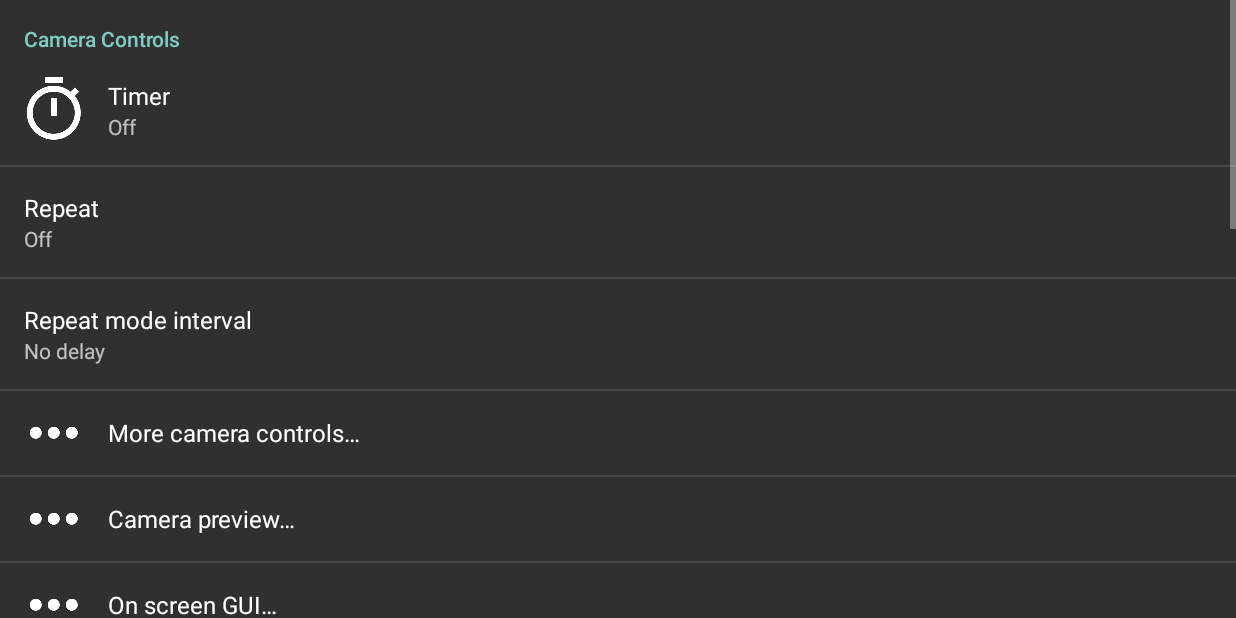
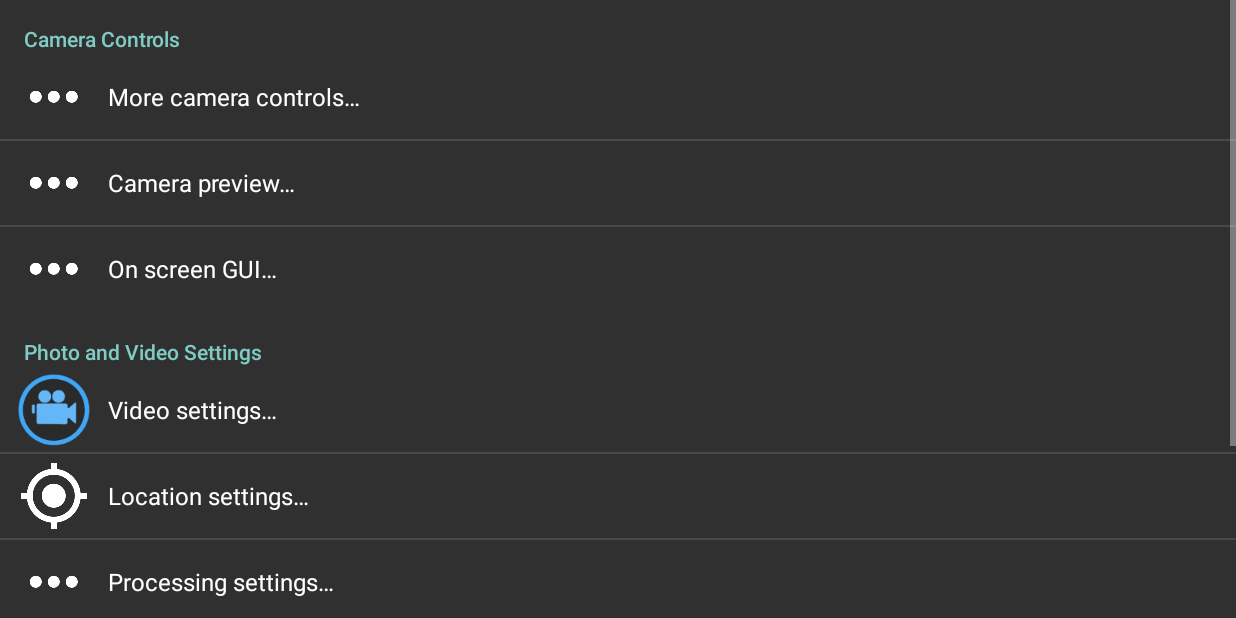
Before and after one commit to rukidevilwalk/FYP-GeoVid-Mobile, an Android app: the screen it shows after launch (MainActivity), after a tap on "Settings", on a phone screen of 824 x 412 dp (held sideways). Run offline under Robolectric (Android 15) with nearby library versions, the phone set to English and light mode, and no system bars; pictures from the network do not load.

Commit message:
Removed some settings

```diff
--- a/app/src/main/java/net/sourceforge/opencamera/MainActivity.java
+++ b/app/src/main/java/net/sourceforge/opencamera/MainActivity.java
@@ -508,6 +508,7 @@ public class MainActivity extends Activity {
                 // but then enables it, we still shouldn't show the dialog until the new time Open Camera upgrades.
                 SharedPreferences.Editor editor = sharedPreferences.edit();
                 editor.putInt(PreferenceKeys.LatestVersionPreferenceKey, version_code);
+                //FYP
                 editor.putBoolean(PreferenceKeys.IsVideoPreferenceKey, true);
 
                 editor.apply();
--- a/app/src/main/java/net/sourceforge/opencamera/MyPreferenceFragment.java
+++ b/app/src/main/java/net/sourceforge/opencamera/MyPreferenceFragment.java
@@ -721,39 +721,41 @@ public class MyPreferenceFragment extends PreferenceFragment implements OnShared
             pg.removePreference(pref);
         }
 
-        {
-            final Preference pref = findPreference("preference_online_help");
-            pref.setOnPreferenceClickListener(new OnPreferenceClickListener() {
-                @Override
-                public boolean onPreferenceClick(Preference arg0) {
-                    if( pref.getKey().equals("preference_online_help") ) {
-                        if( MyDebug.LOG )
-                            Log.d(TAG, "user clicked online help");
-                        MainActivity main_activity = (MainActivity)MyPreferenceFragment.this.getActivity();
-                        main_activity.launchOnlineHelp();
-                        return false;
-                    }
-                    return false;
-                }
-            });
-        }
-
-        {
-            final Preference pref = findPreference("preference_privacy_policy");
-            pref.setOnPreferenceClickListener(new OnPreferenceClickListener() {
-                @Override
-                public boolean onPreferenceClick(Preference arg0) {
-                    if( pref.getKey().equals("preference_privacy_policy") ) {
-                        if( MyDebug.LOG )
-                            Log.d(TAG, "user clicked privacy policy");
-                        MainActivity main_activity = (MainActivity)MyPreferenceFragment.this.getActivity();
-                        main_activity.launchOnlinePrivacyPolicy();
-                        return false;
-                    }
-                    return false;
-                }
-            });
-        }
+        //FYP
+//        {
+//            final Preference pref = findPreference("preference_online_help");
+//            pref.setOnPreferenceClickListener(new OnPreferenceClickListener() {
+//                @Override
+//                public boolean onPreferenceClick(Preference arg0) {
+//                    if( pref.getKey().equals("preference_online_help") ) {
+//                        if( MyDebug.LOG )
+//                            Log.d(TAG, "user clicked online help");
+//                        MainActivity main_activity = (MainActivity)MyPreferenceFragment.this.getActivity();
+//                        main_activity.launchOnlineHelp();
+//                        return false;
+//                    }
+//                    return false;
+//                }
+//            });
+//        }
+
+        //FYP
+//        {
+//            final Preference pref = findPreference("preference_privacy_policy");
+//            pref.setOnPreferenceClickListener(new OnPreferenceClickListener() {
+//                @Override
+//                public boolean onPreferenceClick(Preference arg0) {
+//                    if( pref.getKey().equals("preference_privacy_policy") ) {
+//                        if( MyDebug.LOG )
+//                            Log.d(TAG, "user clicked privacy policy");
+//                        MainActivity main_activity = (MainActivity)MyPreferenceFragment.this.getActivity();
+//                        main_activity.launchOnlinePrivacyPolicy();
+//                        return false;
+//                    }
+//                    return false;
+//                }
+//            });
+//        }
 
         {
             ListPreference pref = (ListPreference)findPreference("preference_ghost_image");
@@ -910,33 +912,33 @@ public class MyPreferenceFragment extends PreferenceFragment implements OnShared
             });
         }
 
-        {
-            final Preference pref = findPreference("preference_donate");
-            pref.setOnPreferenceClickListener(new OnPreferenceClickListener() {
-                @Override
-                public boolean onPreferenceClick(Preference arg0) {
-                    if( pref.getKey().equals("preference_donate") ) {
-                        if( MyDebug.LOG )
-                            Log.d(TAG, "user clicked to donate");
-            	        /*Intent browserIntent = new Intent(Intent.ACTION_VIEW, Uri.parse(MainActivity.getDonateMarketLink()));
-            	        try {
-            	        	startActivity(browserIntent);
-            	        }
-            			catch(ActivityNotFoundException e) {
-            				// needed in case market:// not supported
-            				if( MyDebug.LOG )
-            					Log.d(TAG, "can't launch market:// intent");
-                	        browserIntent = new Intent(Intent.ACTION_VIEW, Uri.parse(MainActivity.getDonateLink()));
-            	        	startActivity(browserIntent);
-            			}*/
-                        Intent browserIntent = new Intent(Intent.ACTION_VIEW, Uri.parse(MainActivity.DonateLink));
-                        startActivity(browserIntent);
-                        return false;
-                    }
-                    return false;
-                }
-            });
-        }
+//        {
+//            final Preference pref = findPreference("preference_donate");
+//            pref.setOnPreferenceClickListener(new OnPreferenceClickListener() {
+//                @Override
+//                public boolean onPreferenceClick(Preference arg0) {
+//                    if( pref.getKey().equals("preference_donate") ) {
+//                        if( MyDebug.LOG )
+//                            Log.d(TAG, "user clicked to donate");
+//            	        /*Intent browserIntent = new Intent(Intent.ACTION_VIEW, Uri.parse(MainActivity.getDonateMarketLink()));
+//            	        try {
+//            	        	startActivity(browserIntent);
+//            	        }
+//            			catch(ActivityNotFoundException e) {
+//            				// needed in case market:// not supported
+//            				if( MyDebug.LOG )
+//            					Log.d(TAG, "can't launch market:// intent");
+//                	        browserIntent = new Intent(Intent.ACTION_VIEW, Uri.parse(MainActivity.getDonateLink()));
+//            	        	startActivity(browserIntent);
+//            			}*/
+//                        Intent browserIntent = new Intent(Intent.ACTION_VIEW, Uri.parse(MainActivity.DonateLink));
+//                        startActivity(browserIntent);
+//                        return false;
+//                    }
+//                    return false;
+//                }
+//            });
+//        }
 
         {
             final Preference pref = findPreference("preference_about");
@@ -1439,6 +1441,9 @@ public class MyPreferenceFragment extends PreferenceFragment implements OnShared
                 }
             });
         }
+        PreferenceGroup parent = (PreferenceGroup)this.findPreference("preference_category_camera_quality");
+        PreferenceGroup pg = (PreferenceGroup)this.findPreference("preference_screen_photo_settings");
+        parent.removePreference(pg);
     }
 
     /** Removes an entry and value pair from a ListPreference, if it exists.
--- a/app/src/main/java/net/sourceforge/opencamera/ui/MainUI.java
+++ b/app/src/main/java/net/sourceforge/opencamera/ui/MainUI.java
@@ -747,6 +747,8 @@ public class MainUI {
             resource = main_activity.getPreview().isVideo() ? R.drawable.take_photo : R.drawable.take_video;
             view.setImageResource(resource);
             view.setTag(resource); // for testing
+
+            //FYP
             view.setVisibility(View.INVISIBLE);
         }
     }
--- a/app/src/main/res/xml/preferences.xml
+++ b/app/src/main/res/xml/preferences.xml
@@ -76,33 +76,34 @@
             android:defaultValue="false"
             />
 
-        <ListPreference
-            android:key="preference_timer"
-            android:title="@string/preference_timer"
-            android:summary="%s"
-            android:icon="@drawable/ic_timer_white_48dp"
-            android:entries="@array/preference_timer_entries"
-            android:entryValues="@array/preference_timer_values"
-            android:defaultValue="0"
-            />
+<!--        FYP-->
+<!--        <ListPreference-->
+<!--            android:key="preference_timer"-->
+<!--            android:title="@string/preference_timer"-->
+<!--            android:summary="%s"-->
+<!--            android:icon="@drawable/ic_timer_white_48dp"-->
+<!--            android:entries="@array/preference_timer_entries"-->
+<!--            android:entryValues="@array/preference_timer_values"-->
+<!--            android:defaultValue="0"-->
+<!--            />-->
 
-        <ListPreference
-            android:key="preference_burst_mode"
-            android:title="@string/preference_burst_mode"
-            android:summary="%s"
-            android:entries="@array/preference_burst_mode_entries"
-            android:entryValues="@array/preference_burst_mode_values"
-            android:defaultValue="1"
-            />
+<!--        <ListPreference -->
+<!--            android:key="preference_burst_mode"-->
+<!--            android:title="@string/preference_burst_mode"-->
+<!--            android:summary="%s"-->
+<!--            android:entries="@array/preference_burst_mode_entries"-->
+<!--            android:entryValues="@array/preference_burst_mode_values"-->
+<!--            android:defaultValue="1"-->
+<!--            />-->
 
-        <ListPreference
-            android:key="preference_burst_interval"
-            android:title="@string/preference_burst_interval"
-            android:summary="%s"
-            android:entries="@array/preference_burst_interval_entries"
-            android:entryValues="@array/preference_burst_interval_values"
-            android:defaultValue="0"
-            />
+<!--        <ListPreference-->
+<!--            android:key="preference_burst_interval"-->
+<!--            android:title="@string/preference_burst_interval"-->
+<!--            android:summary="%s"-->
+<!--            android:entries="@array/preference_burst_interval_entries"-->
+<!--            android:entryValues="@array/preference_burst_interval_values"-->
+<!--            android:defaultValue="0"-->
+<!--            />-->
 
         <PreferenceScreen
             android:key="preference_screen_camera_controls_more"
@@ -668,10 +669,12 @@
         android:key="preference_category_camera_quality"
         android:title="@string/preference_category_camera_quality">
 
+<!--        FYP-->
         <PreferenceScreen
             android:key="preference_screen_photo_settings"
             android:title="@string/preference_screen_photo_settings"
             android:icon="@drawable/take_photo_pref"
+            android:shouldDisableView="true"
             android:persistent="false">
 
             <!--  if we move this to another PreferenceGroup, we should update code to remove this Preference -->
@@ -1202,19 +1205,19 @@
         android:key="preference_category_online"
         android:title="@string/preference_category_online"
         >
+<!--FYP-->
+<!--        <Preference-->
+<!--            android:key="preference_online_help"-->
+<!--            android:title="@string/preference_online_help"-->
+<!--            android:summary="@string/preference_online_help_summary"-->
+<!--            android:icon="@drawable/ic_help_outline_white_48dp"-->
+<!--            />-->
 
-        <Preference
-            android:key="preference_online_help"
-            android:title="@string/preference_online_help"
-            android:summary="@string/preference_online_help_summary"
-            android:icon="@drawable/ic_help_outline_white_48dp"
-            />
-
-        <Preference
-            android:key="preference_donate"
-            android:title="@string/preference_donate"
-            android:summary="@string/preference_donate_summary"
-            />
+<!--        <Preference-->
+<!--            android:key="preference_donate"-->
+<!--            android:title="@string/preference_donate"-->
+<!--            android:summary="@string/preference_donate_summary"-->
+<!--            />-->
 
         <!--  if we move this to another PreferenceGroup, we should update code for the findPreference() call -->
         <SwitchPreference
@@ -1231,12 +1234,12 @@
             android:icon="@drawable/ic_info_outline_white_48dp"
             />
 
-        <Preference
-            android:key="preference_privacy_policy"
-            android:title="@string/preference_privacy_policy"
-            android:summary="@string/preference_privacy_policy_text"
-            android:icon="@drawable/ic_info_outline_white_48dp"
-            />
+<!--        <Preference-->
+<!--            android:key="preference_privacy_policy"-->
+<!--            android:title="@string/preference_privacy_policy"-->
+<!--            android:summary="@string/preference_privacy_policy_text"-->
+<!--            android:icon="@drawable/ic_info_outline_white_48dp"-->
+<!--            />-->
 
         <PreferenceScreen
             android:key="preference_screen_settings_manager"
```
